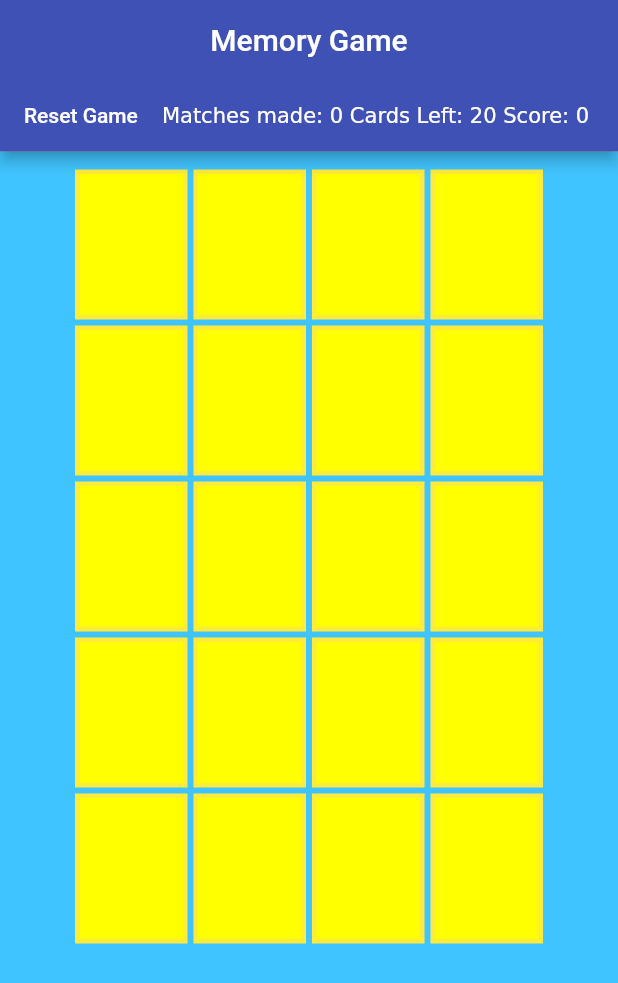
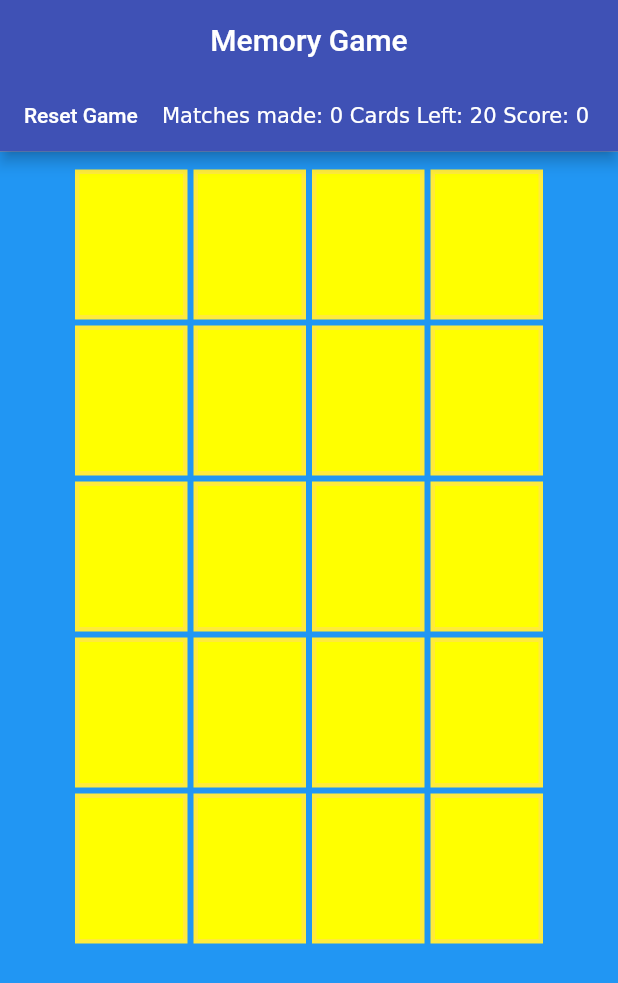
Before and after one commit to dduc/Brain_Train_Official, a Flutter app: the Board screen opened directly, on a phone screen of 412 x 824 dp. Shown: the top 983 px of the screen. Run offline on Flutter 3.47's test engine with Material 2 defaults, Android fonts, the phone set to English and light mode, and no system bars; our stand-ins replace audioplayers, sensors.

Commit message:
Changed colors

```diff
--- a/lib/memorygame.dart
+++ b/lib/memorygame.dart
@@ -2,7 +2,6 @@ import 'dart:async';
 import 'dart:math';
 import 'dart:io';
 import 'package:flutter/material.dart';
-//import 'package:fluttertoast/fluttertoast.dart';
 
 enum TileState { covered, flipped, revealed }
 
@@ -44,7 +43,6 @@ class BoardState extends State<Board> {
   int count;
   int totalCards;
   int tapCount = 0;
-
   @override
   void dispose() {
     timer?.cancel();
@@ -62,7 +60,6 @@ class BoardState extends State<Board> {
     timer = Timer.periodic(Duration(seconds: 1), (Timer timer) {
       setState(() {});
     });
-
     uiState = new List<List<TileState>>.generate(rows, (row) {
       return new List<TileState>.filled(cols, TileState.covered);
     });
@@ -122,7 +119,6 @@ class BoardState extends State<Board> {
         }
       }
     }
-
     for (int j = 0; j < rows; j++) {
       for (int k = 0; k < cols; k++) {
         print("Tiles[$j][$k]");
@@ -141,6 +137,7 @@ class BoardState extends State<Board> {
 
   Widget buildBoard() {
     List<Row> boardRow = <Row>[];
+
     for (int y = 0; y < rows; y++) {
       List<Widget> rowChildren = <Widget>[];
       for (int x = 0; x < cols; x++) {
@@ -152,10 +149,11 @@ class BoardState extends State<Board> {
             return "Incorrect Match";
           });
         }
+
         TileState state = uiState[y][x];
         rowChildren.add(GestureDetector(
           onTap: () {
-            if ((x == prevX) && (y == prevY)) {
+            if (((x == prevX) && (y == prevY))) {
               if (count == 0) {
                 flipCard(x, y);
               }
@@ -184,6 +182,7 @@ class BoardState extends State<Board> {
 //                  flipCard(prevX, prevY);
                 }
               }
+
               count++;
               if (count == 2) {
                 count = 0;
@@ -216,7 +215,7 @@ class BoardState extends State<Board> {
       ));
     }
     return Container(
-      color: Colors.lightBlueAccent,
+      color: Colors.blue,
       padding: EdgeInsets.all(10.0),
       child: Column(
         children: boardRow,
@@ -278,6 +277,7 @@ class BoardState extends State<Board> {
 
   bool checkMatches(int x, int y, int x2, int y2) {
     if (!onBoard(x, y)) return false;
+    if (x == x2 && y == y2) return false;
     if (animals[y][x] == animals[y2][x2]) {
       print("True");
       print(animals[y][x]);
@@ -317,7 +317,9 @@ class CoveredCardTile extends StatelessWidget {
   final int posX;
   final int posY;
   final String anim;
+
   CoveredCardTile({this.revealed, this.posX, this.posY, this.anim});
+
   @override
   Widget build(BuildContext context) {
     Widget text;
@@ -341,6 +343,7 @@ class CoveredCardTile extends StatelessWidget {
         ),
       );
     }
+
     Widget innerTile = Container(
       padding: EdgeInsets.all(1.0),
       margin: EdgeInsets.all(2.0),
@@ -349,6 +352,7 @@ class CoveredCardTile extends StatelessWidget {
       color: Colors.yellowAccent,
       child: text,
     );
+
     return buildTile(innerTile);
   }
 }
```
